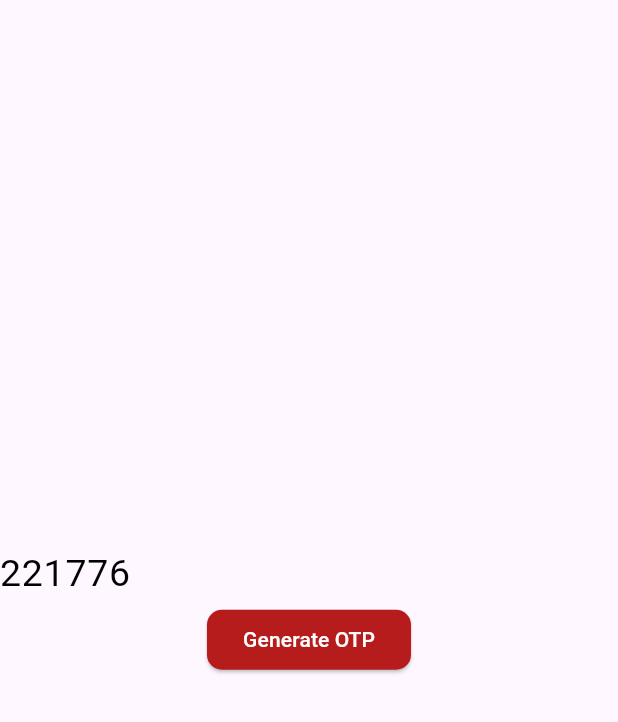
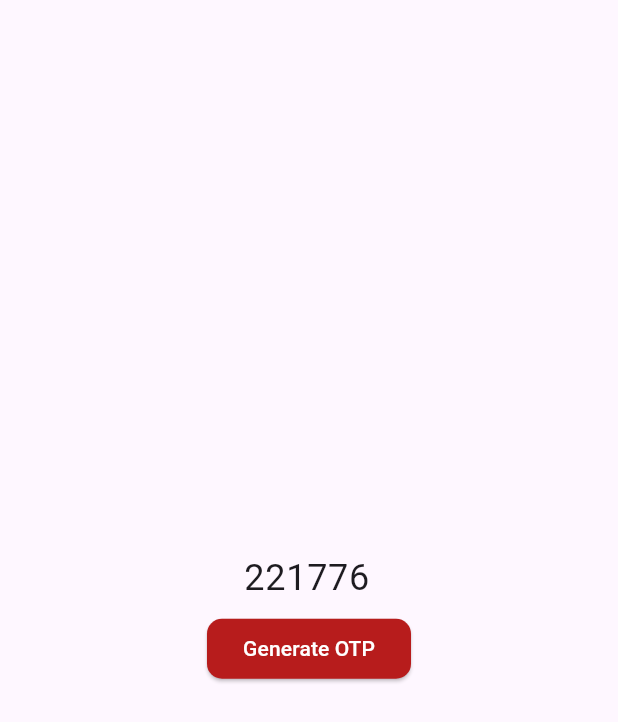
Before and after one commit to hyzic23/etoken, a Flutter app: the GenerateTokenWidget widget shown alone on an empty page, opened directly, after a tap on "Generate OTP", on a phone screen of 412 x 824 dp. Shown: the top 722 px of the screen. Run offline on Flutter 3.47's test engine with Material 2 defaults, Android fonts, the phone set to English and light mode, and no system bars.

Commit message:
Added Controller to app and center align token generated

```diff
--- a/lib/screens/generate_otp.dart
+++ b/lib/screens/generate_otp.dart
@@ -29,7 +29,7 @@ class _GenerateTokenWidgetState extends State<GenerateTokenWidget> {
   final GlobalKey<FormState> _formKey = GlobalKey<FormState>();
 
   String token = '';
-
+  final tokenController = TextEditingController();
   String generateSixDigitsToken() {
     String generatedToken = Random().nextInt(999999).toString().padLeft(6, '0');
     token = generatedToken;
@@ -58,17 +58,21 @@ class _GenerateTokenWidgetState extends State<GenerateTokenWidget> {
               //child: Center(
               child: TextFormField(
                 textAlign: TextAlign.center,
-                decoration: InputDecoration(
+                style: const TextStyle(fontSize: 24),
+                controller: tokenController,
+                decoration: const InputDecoration(
+                  //fillColor: Colors.amber,
+                  //filled: true,
                   disabledBorder: InputBorder.none,
                   border: InputBorder.none,
                   isCollapsed: true,
                   contentPadding: EdgeInsets.zero,
                   alignLabelWithHint: true,
-                  labelText: token,
-                  labelStyle: const TextStyle(
-                    color: Colors.black,
-                    fontSize: 25.0,
-                  ),
+                  //labelText: token,
+                  // labelStyle: const TextStyle(
+                  //   color: Colors.black,
+                  //   fontSize: 25.0,
+                  // ),
                 ),
               ),
               //),
@@ -86,7 +90,8 @@ class _GenerateTokenWidgetState extends State<GenerateTokenWidget> {
               onPressed: () {
                 setState(() {
                   String tokenGenerated = generateSixDigitsToken();
-                  token = tokenGenerated;
+                  tokenController.text = tokenGenerated;
+                  //token = tokenGenerated;
                 });
               },
               child: const Text('Generate OTP',
```
